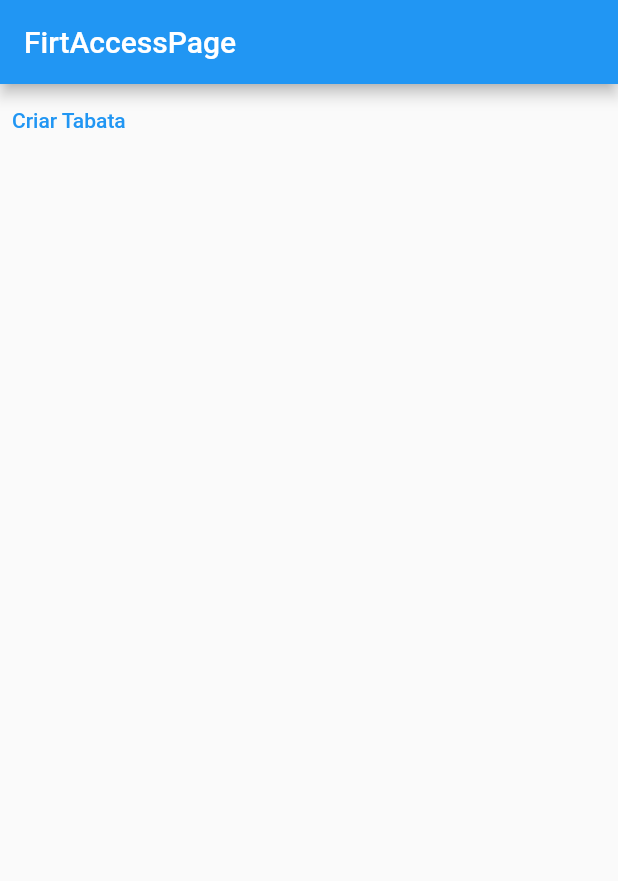
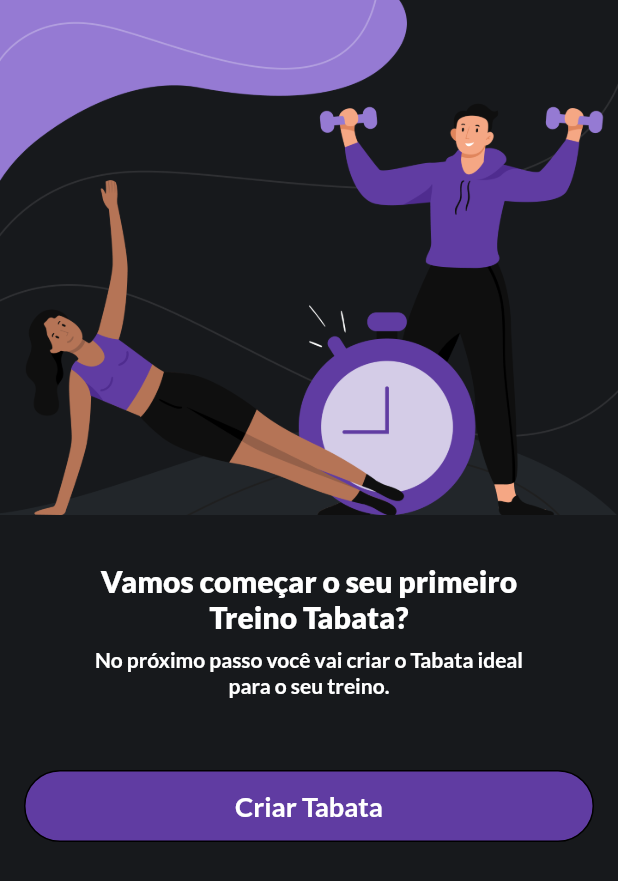
Before and after one commit to paulowalravendev/darth_vaders_tabata, a Flutter app: the screen it shows after launch, on a phone screen of 412 x 824 dp. Shown: the top 881 px of the screen. Run offline on Flutter 3.47's test engine with Material 2 defaults, Android fonts, the phone set to English and light mode, and no system bars; our stand-ins replace get, google_fonts, lottie.

Commit message:
create first access page

```diff
--- a/lib/app/modules/first_access/first_access_page.dart
+++ b/lib/app/modules/first_access/first_access_page.dart
@@ -1,4 +1,7 @@
 import 'package:darth_vaders_tabata/app/modules/first_access/first_access_controller.dart';
+import 'package:darth_vaders_tabata/core/consts/asset_consts.dart';
+import 'package:darth_vaders_tabata/core/theme/app_colors.dart';
+import 'package:darth_vaders_tabata/core/theme/app_text_theme.dart';
 import 'package:flutter/material.dart';
 import 'package:get/get.dart';
 
@@ -6,12 +9,39 @@ class FirstAccessPage extends GetView<FirstAccessController> {
   @override
   Widget build(BuildContext context) {
     return Scaffold(
-      appBar: AppBar(title: Text('FirtAccessPage')),
-      body: SafeArea(
-        child: TextButton(
-          child: Text("Criar Tabata"),
-          onPressed: controller.createTabata,
-        ),
+      backgroundColor: AppColors.defaultBackgroundColors,
+      body: Column(
+        children: [
+          SizedBox(
+            child: Image.asset(AssetConsts.FIRST_ACCESS_IMAGE),
+          ),
+          Column(
+            children: [
+              const SizedBox(height: 32),
+              AppTextTheme.Header(
+                  "Vamos começar o seu primeiro\nTreino Tabata?"),
+              const SizedBox(height: 8),
+              AppTextTheme.Subtitle(
+                  "No próximo passo você vai criar o Tabata ideal\npara o seu treino."),
+              const SizedBox(height: 48),
+              Padding(
+                padding: const EdgeInsets.symmetric(horizontal: 16),
+                child: GestureDetector(
+                  onTap: controller.createTabata,
+                  child: Container(
+                    decoration: BoxDecoration(
+                        color: Color(0xFF603CA2),
+                        border: Border.all(),
+                        borderRadius: BorderRadius.circular(24)),
+                    width: double.maxFinite,
+                    height: 48,
+                    child: Center(child: AppTextTheme.Button("Criar Tabata")),
+                  ),
+                ),
+              ),
+            ],
+          ),
+        ],
       ),
     );
   }
--- a/lib/core/consts/asset_consts.dart
+++ b/lib/core/consts/asset_consts.dart
@@ -1,3 +1,4 @@
 abstract class AssetConsts {
   static final SPLASH_LOTTIE = "assets/lottie/splash_lottie.json";
+  static final FIRST_ACCESS_IMAGE = "assets/images/first-access-background.png";
 }
--- a/lib/core/theme/app_colors.dart
+++ b/lib/core/theme/app_colors.dart
@@ -2,4 +2,5 @@ import 'package:flutter/material.dart';
 
 abstract class AppColors {
   static const defaultBackgroundColors = Color(0xFF17191C);
+  static const defaultTextColors = Color(0xFFFFFFFF);
 }
--- /dev/null
+++ b/lib/core/theme/app_text_theme.dart
@@ -0,0 +1,23 @@
+import 'package:darth_vaders_tabata/core/theme/app_colors.dart';
+import 'package:flutter/material.dart';
+import 'package:google_fonts/google_fonts.dart';
+
+abstract class AppTextTheme {
+  static final TextStyle _textStyle =
+      GoogleFonts.lato().copyWith(color: AppColors.defaultTextColors);
+
+  static Widget Normal(String value) =>
+      Text(value, style: _textStyle, textAlign: TextAlign.center);
+
+  static Widget Header(String value) => Text(value,
+      style: _textStyle.copyWith(fontWeight: FontWeight.w900, fontSize: 20),
+      textAlign: TextAlign.center);
+
+  static Widget Button(String value) => Text(value,
+      style: _textStyle.copyWith(fontWeight: FontWeight.w700, fontSize: 18),
+      textAlign: TextAlign.center);
+
+  static Widget Subtitle(String value) => Text(value,
+      style: _textStyle.copyWith(fontWeight: FontWeight.w700, fontSize: 14),
+      textAlign: TextAlign.center);
+}
--- a/pubspec.yaml
+++ b/pubspec.yaml
@@ -13,6 +13,7 @@ dependencies:
   flutter:
     sdk: flutter
   get: ^4.6.5
+  google_fonts: ^3.0.1
   lottie: ^1.3.0
 
 dev_dependencies:
@@ -24,3 +25,4 @@ flutter:
   uses-material-design: true
   assets:
     - assets/lottie/
+    - assets/images/
```
Also changed, not shown: assets/images/first-access-background.png (added), pubspec.lock.
